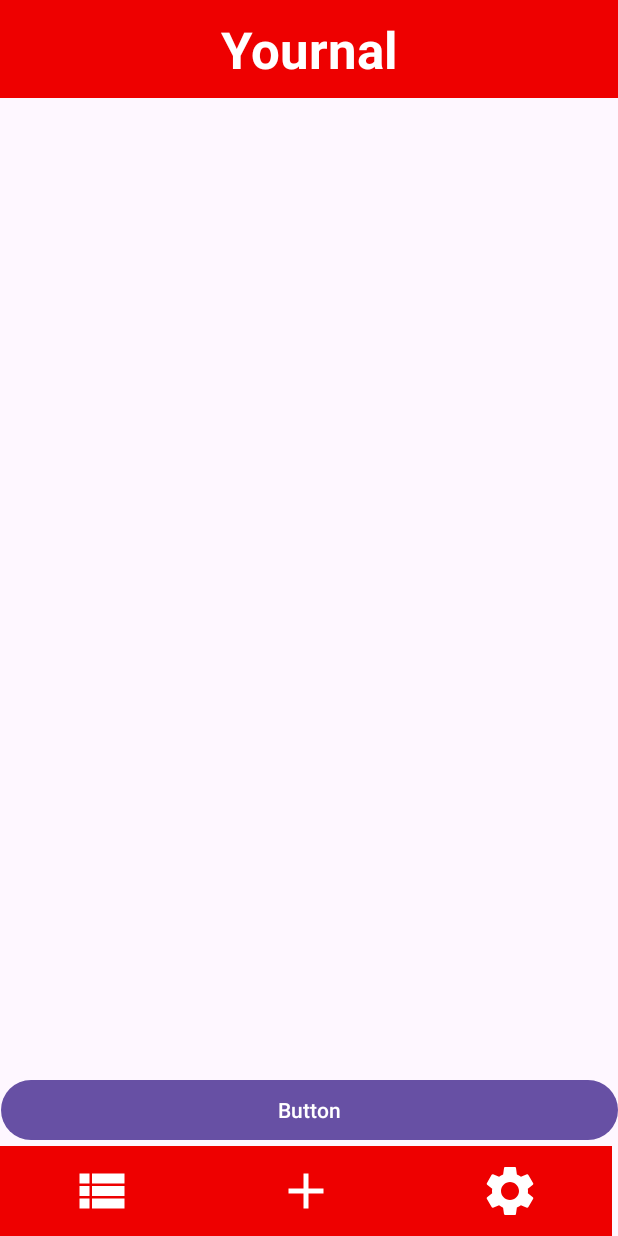
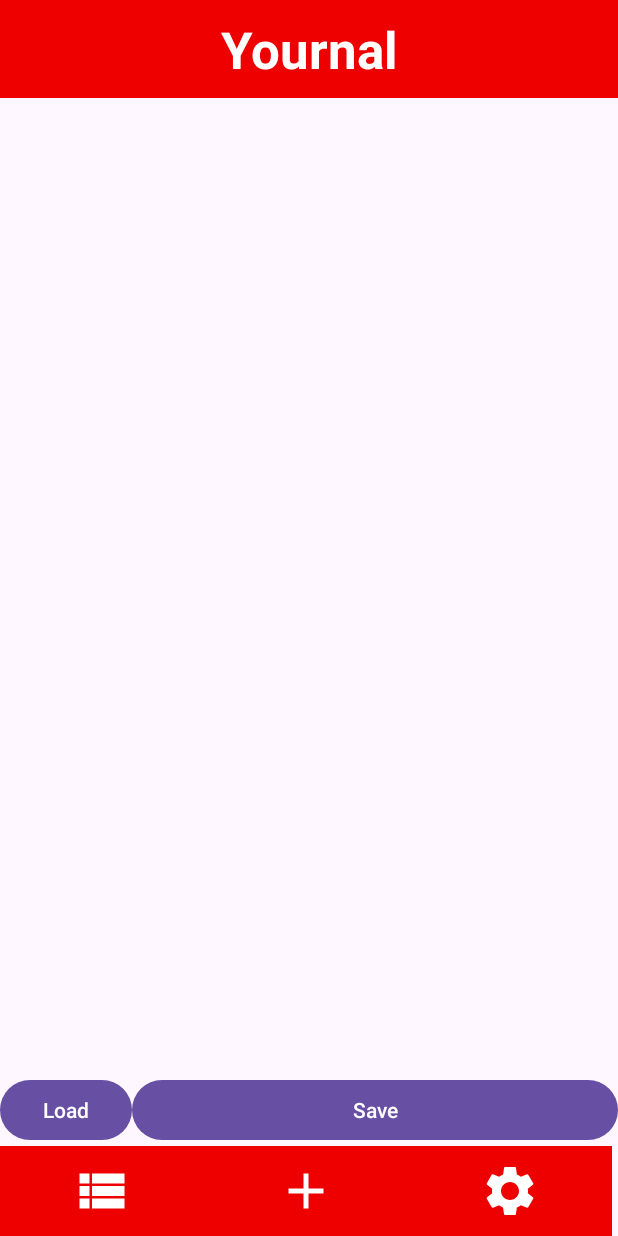
Before and after one commit to falufriSebastianLiljedal/Yournal, an Android app: the screen it shows after launch (MainActivity), after a tap on "List", on a phone screen of 412 x 824 dp. Run offline under Robolectric (Android 15) with nearby library versions, the phone set to English and light mode, and no system bars.

Commit message:
La till så att man kan spara fil. Nu ska inladdning skapas

```diff
--- a/app/build.gradle.kts
+++ b/app/build.gradle.kts
@@ -35,7 +35,6 @@ android {
     }
     buildFeatures{
         viewBinding = true
-        dataBinding = true
     }
 }
 
--- a/app/src/main/res/layout/fragment_trip_list.xml
+++ b/app/src/main/res/layout/fragment_trip_list.xml
@@ -22,11 +22,19 @@
 
         <Button
             android:id="@+id/btnListFragmentBot"
-            android:layout_width="411dp"
+            android:layout_width="0dp"
             android:layout_height="wrap_content"
-            android:text="Button"
+            android:text="Save"
             app:layout_constraintBottom_toBottomOf="parent"
             app:layout_constraintEnd_toEndOf="parent"
+            app:layout_constraintStart_toEndOf="@+id/btnListFragmentBot2" />
+
+        <Button
+            android:id="@+id/btnListFragmentBot2"
+            android:layout_width="0dp"
+            android:layout_height="wrap_content"
+            android:text="Load"
+            app:layout_constraintBottom_toBottomOf="parent"
             app:layout_constraintStart_toStartOf="parent" />
 
     </androidx.constraintlayout.widget.ConstraintLayout>
```
Also changed, not shown: app/src/main/java/com/example/yournal/TripListFragment.kt (+4 -3 lines), app/src/main/java/com/example/yournal/TripManager.kt (+14 -4 lines).
